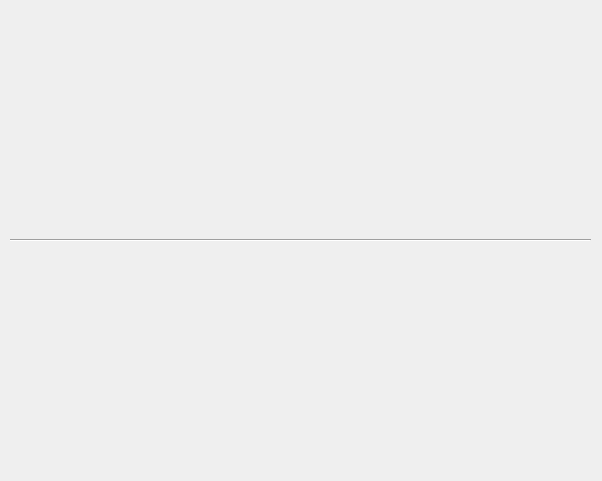
Old version of the form interface/clientinputdialog.ui in the repository ArclightEntertainment/arclight-placeholder.
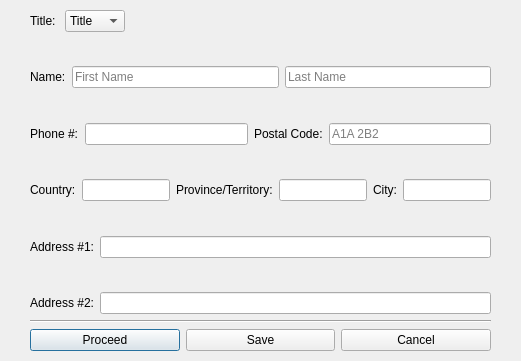
New version of the form.

```diff
--- a/interface/clientinputdialog.ui
+++ b/interface/clientinputdialog.ui
@@ -6,8 +6,8 @@
    <rect>
     <x>0</x>
     <y>0</y>
-    <width>602</width>
-    <height>481</height>
+    <width>521</width>
+    <height>361</height>
    </rect>
   </property>
   <property name="windowTitle">
@@ -16,24 +16,254 @@
   <widget class="QWidget" name="verticalLayoutWidget">
    <property name="geometry">
     <rect>
-     <x>10</x>
+     <x>30</x>
      <y>10</y>
-     <width>581</width>
-     <height>461</height>
+     <width>461</width>
+     <height>341</height>
     </rect>
    </property>
    <layout class="QVBoxLayout" name="verticalLayout">
     <item>
-     <layout class="QHBoxLayout" name="horizontalLayout"/>
-    </item>
-    <item>
-     <layout class="QVBoxLayout" name="verticalLayout_2"/>
-    </item>
-    <item>
-     <layout class="QHBoxLayout" name="horizontalLayout_8"/>
-    </item>
-    <item>
-     <layout class="QHBoxLayout" name="horizontalLayout_4"/>
+     <layout class="QVBoxLayout" name="infoLayout">
+      <item>
+       <layout class="QHBoxLayout" name="titleLine">
+        <item>
+         <widget class="QLabel" name="titleLabel">
+          <property name="text">
+           <string>Title: </string>
+          </property>
+         </widget>
+        </item>
+        <item>
+         <widget class="QComboBox" name="titleComboBox">
+          <item>
+           <property name="text">
+            <string>Title</string>
+           </property>
+          </item>
+          <item>
+           <property name="text">
+            <string>Mr.</string>
+           </property>
+          </item>
+          <item>
+           <property name="text">
+            <string>Ms.</string>
+           </property>
+          </item>
+          <item>
+           <property name="text">
+            <string>Mrs.</string>
+           </property>
+          </item>
+          <item>
+           <property name="text">
+            <string>Dr.</string>
+           </property>
+          </item>
+          <item>
+           <property name="text">
+            <string>Other</string>
+           </property>
+          </item>
+         </widget>
+        </item>
+        <item>
+         <spacer name="horizontalSpacer_3">
+          <property name="orientation">
+           <enum>Qt::Horizontal</enum>
+          </property>
+          <property name="sizeHint" stdset="0">
+           <size>
+            <width>40</width>
+            <height>20</height>
+           </size>
+          </property>
+         </spacer>
+        </item>
+       </layout>
+      </item>
+      <item>
+       <spacer name="verticalSpacer_5">
+        <property name="orientation">
+         <enum>Qt::Vertical</enum>
+        </property>
+        <property name="sizeHint" stdset="0">
+         <size>
+          <width>20</width>
+          <height>40</height>
+         </size>
+        </property>
+       </spacer>
+      </item>
+      <item>
+       <layout class="QHBoxLayout" name="nameLine">
+        <item>
+         <widget class="QLabel" name="nameLabel">
+          <property name="text">
+           <string>Name:</string>
+          </property>
+         </widget>
+        </item>
+        <item>
+         <widget class="QLineEdit" name="firstNameLineEdit">
+          <property name="placeholderText">
+           <string>First Name</string>
+          </property>
+         </widget>
+        </item>
+        <item>
+         <widget class="QLineEdit" name="lastNameLineEdit">
+          <property name="placeholderText">
+           <string>Last Name</string>
+          </property>
+         </widget>
+        </item>
+       </layout>
+      </item>
+      <item>
+       <spacer name="verticalSpacer_4">
+        <property name="orientation">
+         <enum>Qt::Vertical</enum>
+        </property>
+        <property name="sizeHint" stdset="0">
+         <size>
+          <width>20</width>
+          <height>40</height>
+         </size>
+        </property>
+       </spacer>
+      </item>
+      <item>
+       <layout class="QHBoxLayout" name="phoneLine">
+        <item>
+         <widget class="QLabel" name="phoneLabel">
+          <property name="text">
+           <string>Phone #:</string>
+          </property>
+         </widget>
+        </item>
+        <item>
+         <widget class="QLineEdit" name="phoneLineEdit"/>
+        </item>
+        <item>
+         <widget class="QLabel" name="postalLabel">
+          <property name="text">
+           <string>Postal Code:</string>
+          </property>
+         </widget>
+        </item>
+        <item>
+         <widget class="QLineEdit" name="postalLineEdit">
+          <property name="placeholderText">
+           <string>A1A 2B2</string>
+          </property>
+         </widget>
+        </item>
+       </layout>
+      </item>
+      <item>
+       <spacer name="verticalSpacer_3">
+        <property name="orientation">
+         <enum>Qt::Vertical</enum>
+        </property>
+        <property name="sizeHint" stdset="0">
+         <size>
+          <width>20</width>
+          <height>40</height>
+         </size>
+        </property>
+       </spacer>
+      </item>
+      <item>
+       <layout class="QHBoxLayout" name="horizontalLayout_10">
+        <item>
+         <widget class="QLabel" name="countryLabel">
+          <property name="text">
+           <string>Country:</string>
+          </property>
+         </widget>
+        </item>
+        <item>
+         <widget class="QLineEdit" name="countryLineEdit"/>
+        </item>
+        <item>
+         <widget class="QLabel" name="provLabel">
+          <property name="text">
+           <string>Province/Territory:</string>
+          </property>
+         </widget>
+        </item>
+        <item>
+         <widget class="QLineEdit" name="provLineEdit"/>
+        </item>
+        <item>
+         <widget class="QLabel" name="cityLabel">
+          <property name="text">
+           <string>City:</string>
+          </property>
+         </widget>
+        </item>
+        <item>
+         <widget class="QLineEdit" name="cityLineEdit"/>
+        </item>
+       </layout>
+      </item>
+      <item>
+       <spacer name="verticalSpacer_2">
+        <property name="orientation">
+         <enum>Qt::Vertical</enum>
+        </property>
+        <property name="sizeHint" stdset="0">
+         <size>
+          <width>20</width>
+          <height>40</height>
+         </size>
+        </property>
+       </spacer>
+      </item>
+      <item>
+       <layout class="QHBoxLayout" name="add1Line">
+        <item>
+         <widget class="QLabel" name="add1Label">
+          <property name="text">
+           <string>Address #1:</string>
+          </property>
+         </widget>
+        </item>
+        <item>
+         <widget class="QLineEdit" name="add1LineEdit"/>
+        </item>
+       </layout>
+      </item>
+      <item>
+       <spacer name="verticalSpacer">
+        <property name="orientation">
+         <enum>Qt::Vertical</enum>
+        </property>
+        <property name="sizeHint" stdset="0">
+         <size>
+          <width>20</width>
+          <height>40</height>
+         </size>
+        </property>
+       </spacer>
+      </item>
+      <item>
+       <layout class="QHBoxLayout" name="add2Line">
+        <item>
+         <widget class="QLabel" name="add2Label">
+          <property name="text">
+           <string>Address #2:</string>
+          </property>
+         </widget>
+        </item>
+        <item>
+         <widget class="QLineEdit" name="add2LineEdit"/>
+        </item>
+       </layout>
+      </item>
+     </layout>
     </item>
     <item>
      <widget class="Line" name="line">
@@ -43,7 +273,29 @@
      </widget>
     </item>
     <item>
-     <layout class="QHBoxLayout" name="horizontalLayout_2"/>
+     <layout class="QHBoxLayout" name="buttonLayout">
+      <item>
+       <widget class="QPushButton" name="proceedButton">
+        <property name="text">
+         <string>Proceed</string>
+        </property>
+       </widget>
+      </item>
+      <item>
+       <widget class="QPushButton" name="saveButton">
+        <property name="text">
+         <string>Save</string>
+        </property>
+       </widget>
+      </item>
+      <item>
+       <widget class="QPushButton" name="cancelButton">
+        <property name="text">
+         <string>Cancel</string>
+        </property>
+       </widget>
+      </item>
+     </layout>
     </item>
    </layout>
   </widget>
```
Left out of the diff: 4 changed lines with no effect on the pictures.
